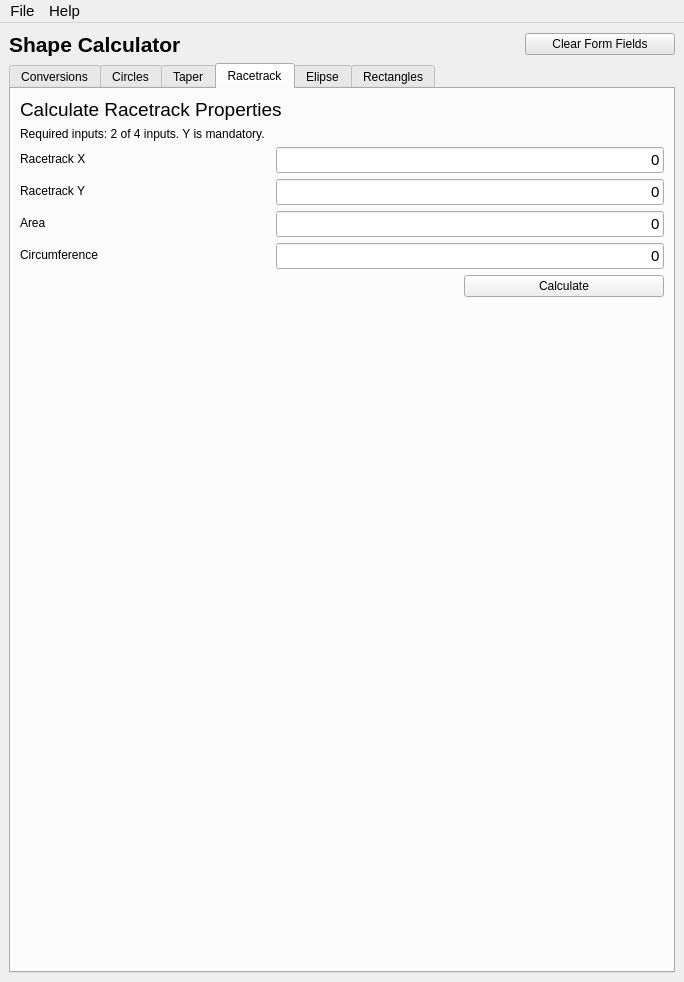
The window that application/pyqt_ui/uiFormTabs.ui (evereux/Shape_Calculator) describes before a commit, drawn with Qt 5.
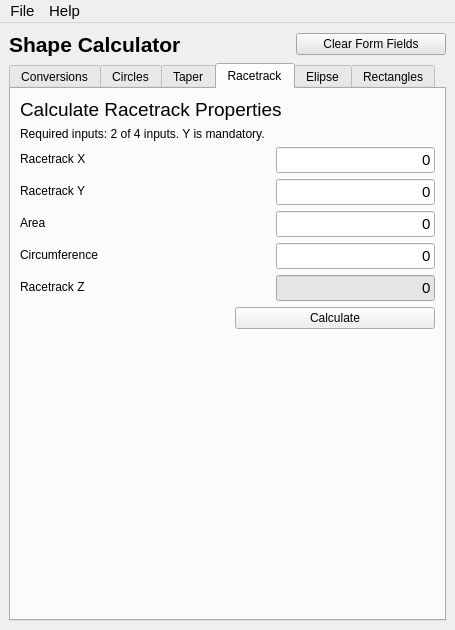
The same window after the commit. The open tabs and pages were chosen to show the change. Icons and pictures are not drawn.

Commit message: updates to racetrack calculations to include Z

What changed in the file:
```diff
--- a/application/pyqt_ui/uiFormTabs.ui
+++ b/application/pyqt_ui/uiFormTabs.ui
@@ -6,8 +6,8 @@
    <rect>
     <x>0</x>
     <y>0</y>
-    <width>684</width>
-    <height>982</height>
+    <width>455</width>
+    <height>630</height>
    </rect>
   </property>
   <property name="font">
@@ -1644,6 +1644,37 @@
             </property>
            </widget>
           </item>
+          <item row="4" column="0">
+           <widget class="QLabel" name="LabelRTz">
+            <property name="text">
+             <string>Racetrack Z</string>
+            </property>
+           </widget>
+          </item>
+          <item row="4" column="1">
+           <widget class="QLineEdit" name="txtRTRK_z">
+            <property name="font">
+             <font>
+              <pointsize>11</pointsize>
+             </font>
+            </property>
+            <property name="autoFillBackground">
+             <bool>false</bool>
+            </property>
+            <property name="styleSheet">
+             <string notr="true">background: rgb(229, 229, 229)</string>
+            </property>
+            <property name="text">
+             <string>0</string>
+            </property>
+            <property name="alignment">
+             <set>Qt::AlignRight|Qt::AlignTrailing|Qt::AlignVCenter</set>
+            </property>
+            <property name="readOnly">
+             <bool>true</bool>
+            </property>
+           </widget>
+          </item>
          </layout>
         </item>
         <item>
@@ -2262,8 +2293,8 @@
     <rect>
      <x>0</x>
      <y>0</y>
-     <width>684</width>
-     <height>38</height>
+     <width>455</width>
+     <height>21</height>
     </rect>
    </property>
    <widget class="QMenu" name="menuFile">
```
Left out of the diff: 2 changed lines with no effect on the pictures. The commit also changes 7 other files.
